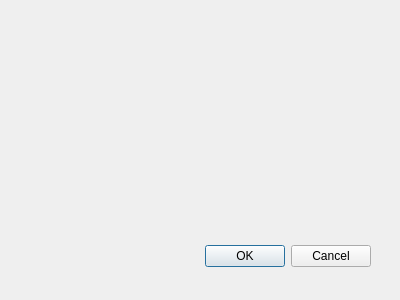
First picture: the form in settingdialog.ui, repository xHaw97/demo06_Trowel, before the edit.
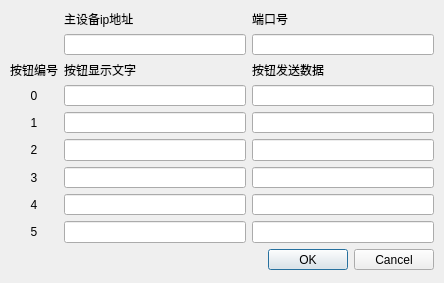
Second picture: the form after the edit.

The edit to the form file:
```diff
--- a/settingdialog.ui
+++ b/settingdialog.ui
@@ -6,28 +6,171 @@
    <rect>
     <x>0</x>
     <y>0</y>
-    <width>400</width>
-    <height>300</height>
+    <width>444</width>
+    <height>283</height>
    </rect>
   </property>
   <property name="windowTitle">
    <string>设置</string>
   </property>
-  <widget class="QDialogButtonBox" name="buttonBox">
+  <widget class="QWidget" name="">
    <property name="geometry">
     <rect>
-     <x>30</x>
-     <y>240</y>
-     <width>341</width>
-     <height>32</height>
+     <x>10</x>
+     <y>10</y>
+     <width>424</width>
+     <height>261</height>
     </rect>
    </property>
-   <property name="orientation">
-    <enum>Qt::Horizontal</enum>
-   </property>
-   <property name="standardButtons">
-    <set>QDialogButtonBox::Cancel|QDialogButtonBox::Ok</set>
-   </property>
+   <layout class="QGridLayout" name="gridLayout">
+    <item row="0" column="1">
+     <widget class="QLabel" name="label">
+      <property name="text">
+       <string>主设备ip地址</string>
+      </property>
+     </widget>
+    </item>
+    <item row="0" column="2">
+     <widget class="QLabel" name="label_10">
+      <property name="text">
+       <string>端口号</string>
+      </property>
+     </widget>
+    </item>
+    <item row="1" column="1">
+     <widget class="QLineEdit" name="lineEdit_7"/>
+    </item>
+    <item row="1" column="2">
+     <widget class="QLineEdit" name="lineEdit_17"/>
+    </item>
+    <item row="2" column="1">
+     <widget class="QLabel" name="label_2">
+      <property name="text">
+       <string>按钮显示文字</string>
+      </property>
+     </widget>
+    </item>
+    <item row="2" column="2">
+     <widget class="QLabel" name="label_9">
+      <property name="text">
+       <string>按钮发送数据</string>
+      </property>
+     </widget>
+    </item>
+    <item row="3" column="0">
+     <widget class="QLabel" name="label_3">
+      <property name="text">
+       <string>0</string>
+      </property>
+      <property name="alignment">
+       <set>Qt::AlignCenter</set>
+      </property>
+     </widget>
+    </item>
+    <item row="3" column="1">
+     <widget class="QLineEdit" name="lineEdit"/>
+    </item>
+    <item row="3" column="2">
+     <widget class="QLineEdit" name="lineEdit_18"/>
+    </item>
+    <item row="4" column="0">
+     <widget class="QLabel" name="label_4">
+      <property name="text">
+       <string>1</string>
+      </property>
+      <property name="alignment">
+       <set>Qt::AlignCenter</set>
+      </property>
+     </widget>
+    </item>
+    <item row="4" column="1">
+     <widget class="QLineEdit" name="lineEdit_6"/>
+    </item>
+    <item row="4" column="2">
+     <widget class="QLineEdit" name="lineEdit_15"/>
+    </item>
+    <item row="5" column="0">
+     <widget class="QLabel" name="label_5">
+      <property name="text">
+       <string>2</string>
+      </property>
+      <property name="alignment">
+       <set>Qt::AlignCenter</set>
+      </property>
+     </widget>
+    </item>
+    <item row="5" column="1">
+     <widget class="QLineEdit" name="lineEdit_4"/>
+    </item>
+    <item row="5" column="2">
+     <widget class="QLineEdit" name="lineEdit_19"/>
+    </item>
+    <item row="6" column="0">
+     <widget class="QLabel" name="label_6">
+      <property name="text">
+       <string>3</string>
+      </property>
+      <property name="alignment">
+       <set>Qt::AlignCenter</set>
+      </property>
+     </widget>
+    </item>
+    <item row="6" column="1">
+     <widget class="QLineEdit" name="lineEdit_3"/>
+    </item>
+    <item row="6" column="2">
+     <widget class="QLineEdit" name="lineEdit_21"/>
+    </item>
+    <item row="7" column="0">
+     <widget class="QLabel" name="label_7">
+      <property name="text">
+       <string>4</string>
+      </property>
+      <property name="alignment">
+       <set>Qt::AlignCenter</set>
+      </property>
+     </widget>
+    </item>
+    <item row="7" column="1">
+     <widget class="QLineEdit" name="lineEdit_5"/>
+    </item>
+    <item row="7" column="2">
+     <widget class="QLineEdit" name="lineEdit_20"/>
+    </item>
+    <item row="8" column="0">
+     <widget class="QLabel" name="label_8">
+      <property name="text">
+       <string>5</string>
+      </property>
+      <property name="alignment">
+       <set>Qt::AlignCenter</set>
+      </property>
+     </widget>
+    </item>
+    <item row="8" column="1">
+     <widget class="QLineEdit" name="lineEdit_2"/>
+    </item>
+    <item row="8" column="2">
+     <widget class="QLineEdit" name="lineEdit_16"/>
+    </item>
+    <item row="9" column="0" colspan="3">
+     <widget class="QDialogButtonBox" name="buttonBox">
+      <property name="orientation">
+       <enum>Qt::Horizontal</enum>
+      </property>
+      <property name="standardButtons">
+       <set>QDialogButtonBox::Cancel|QDialogButtonBox::Ok</set>
+      </property>
+     </widget>
+    </item>
+    <item row="2" column="0">
+     <widget class="QLabel" name="label_11">
+      <property name="text">
+       <string>按钮编号</string>
+      </property>
+     </widget>
+    </item>
+   </layout>
   </widget>
  </widget>
  <resources/>
```
